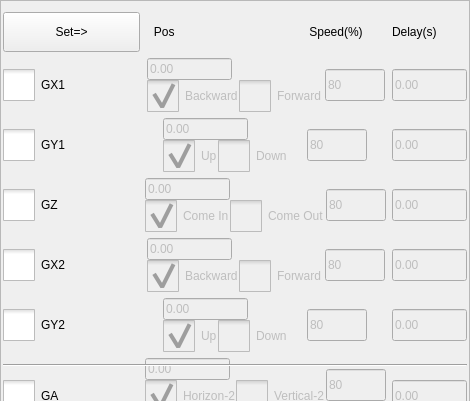
The window that hcinstruction/actionsettingframe.ui (dongdong-2009/3-5AxisRobot) describes before a commit, drawn with Qt 5; both pictures show x 0 to 470 and y 0 to 401 of the 470 by 688 pixel window.
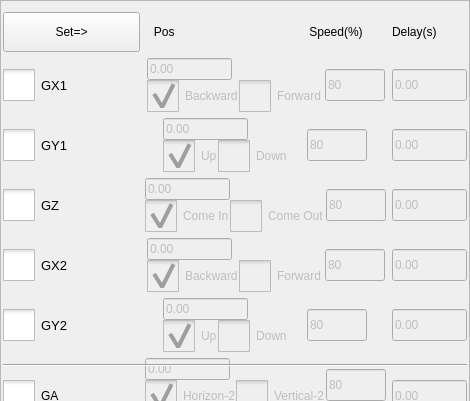
The same window after the commit. Icons and pictures are not drawn. Custom widgets are drawn as their Qt base class.

```diff
--- a/hcinstruction/actionsettingframe.ui
+++ b/hcinstruction/actionsettingframe.ui
@@ -700,6 +700,11 @@
    </item>
    <item row="3" column="0">
     <widget class="QCheckBox" name="gzButton">
+     <property name="font">
+      <font>
+       <pointsize>10</pointsize>
+      </font>
+     </property>
      <property name="styleSheet">
       <string notr="true">::indicator {
      width: 32px;
@@ -750,6 +755,11 @@
    </item>
    <item row="5" column="0">
     <widget class="QCheckBox" name="gQButton">
+     <property name="font">
+      <font>
+       <pointsize>10</pointsize>
+      </font>
+     </property>
      <property name="styleSheet">
       <string notr="true">::indicator {
      width: 32px;
@@ -977,6 +987,11 @@
    </item>
    <item row="1" column="0">
     <widget class="QCheckBox" name="gxButton">
+     <property name="font">
+      <font>
+       <pointsize>10</pointsize>
+      </font>
+     </property>
      <property name="styleSheet">
       <string notr="true">::indicator {
      width: 32px;
@@ -1025,6 +1040,11 @@
    </item>
    <item row="4" column="0">
     <widget class="QCheckBox" name="gPButton">
+     <property name="font">
+      <font>
+       <pointsize>10</pointsize>
+      </font>
+     </property>
      <property name="styleSheet">
       <string notr="true">::indicator {
      width: 32px;
@@ -1577,6 +1597,11 @@
    </item>
    <item row="2" column="0">
     <widget class="QCheckBox" name="gyButton">
+     <property name="font">
+      <font>
+       <pointsize>10</pointsize>
+      </font>
+     </property>
      <property name="styleSheet">
       <string notr="true">::indicator {
      width: 32px;
```
Left out of the diff: 8 changed lines with no effect on the pictures.
